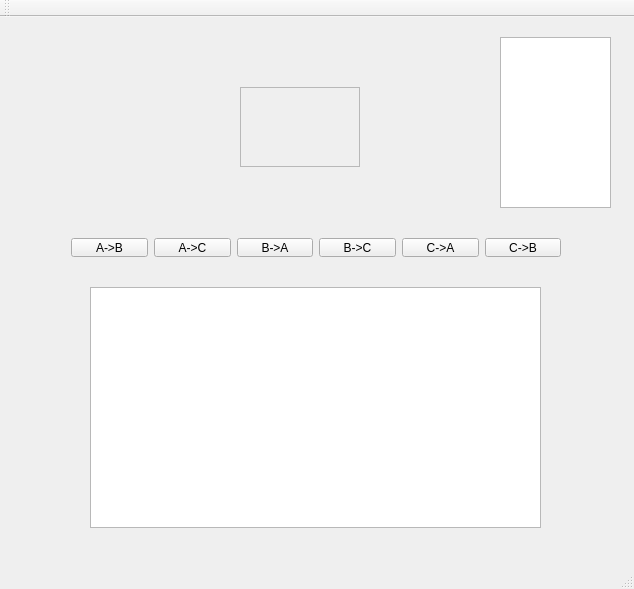
Before: the Qt Designer form student/13/hanoi/mainwindow.ui in kkemppi/TIE-courses, drawn with Qt 5.
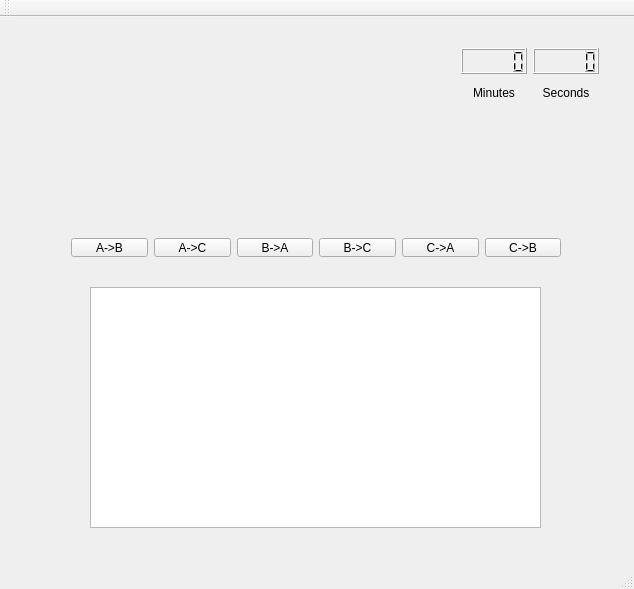
After: the same form once the commit is applied.

Commit message: Lisätty siirtojen tarkistus ja pelin voiton tarkistus. Lisätty myös sekuntikello laskemaan pelattua aikaa.

Patch:
```diff
--- a/student/13/hanoi/mainwindow.ui
+++ b/student/13/hanoi/mainwindow.ui
@@ -78,38 +78,43 @@
      </rect>
     </property>
    </widget>
-   <widget class="QTextBrowser" name="textBrowser">
+   <widget class="QWidget" name="gridLayoutWidget">
     <property name="geometry">
      <rect>
-      <x>500</x>
+      <x>450</x>
       <y>20</y>
-      <width>111</width>
-      <height>171</height>
-     </rect>
-    </property>
-   </widget>
-   <widget class="QScrollArea" name="history_area">
-    <property name="geometry">
-     <rect>
-      <x>240</x>
-      <y>70</y>
-      <width>120</width>
+      <width>160</width>
       <height>80</height>
      </rect>
     </property>
-    <property name="widgetResizable">
-     <bool>true</bool>
-    </property>
-    <widget class="QWidget" name="scrollAreaWidgetContents">
-     <property name="geometry">
-      <rect>
-       <x>0</x>
-       <y>0</y>
-       <width>118</width>
-       <height>78</height>
-      </rect>
-     </property>
-    </widget>
+    <layout class="QGridLayout" name="gridLayout">
+     <item row="1" column="0">
+      <widget class="QLCDNumber" name="lcd_number_minutes"/>
+     </item>
+     <item row="1" column="1">
+      <widget class="QLCDNumber" name="lcd_number_seconds"/>
+     </item>
+     <item row="2" column="0">
+      <widget class="QLabel" name="label_minutes">
+       <property name="text">
+        <string>Minutes</string>
+       </property>
+       <property name="alignment">
+        <set>Qt::AlignCenter</set>
+       </property>
+      </widget>
+     </item>
+     <item row="2" column="1">
+      <widget class="QLabel" name="label_seconds">
+       <property name="text">
+        <string>Seconds</string>
+       </property>
+       <property name="alignment">
+        <set>Qt::AlignCenter</set>
+       </property>
+      </widget>
+     </item>
+    </layout>
    </widget>
   </widget>
   <widget class="QMenuBar" name="menuBar">
```
The commit also changes 2 other files.
